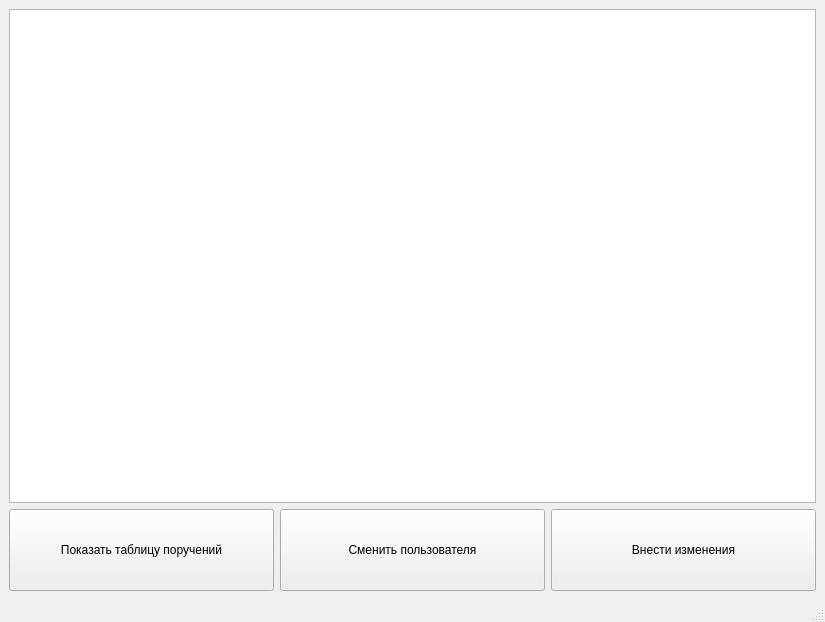
Old version of the form src/application/MainWindow.ui in the repository sanka-eu/control_tasks_system.
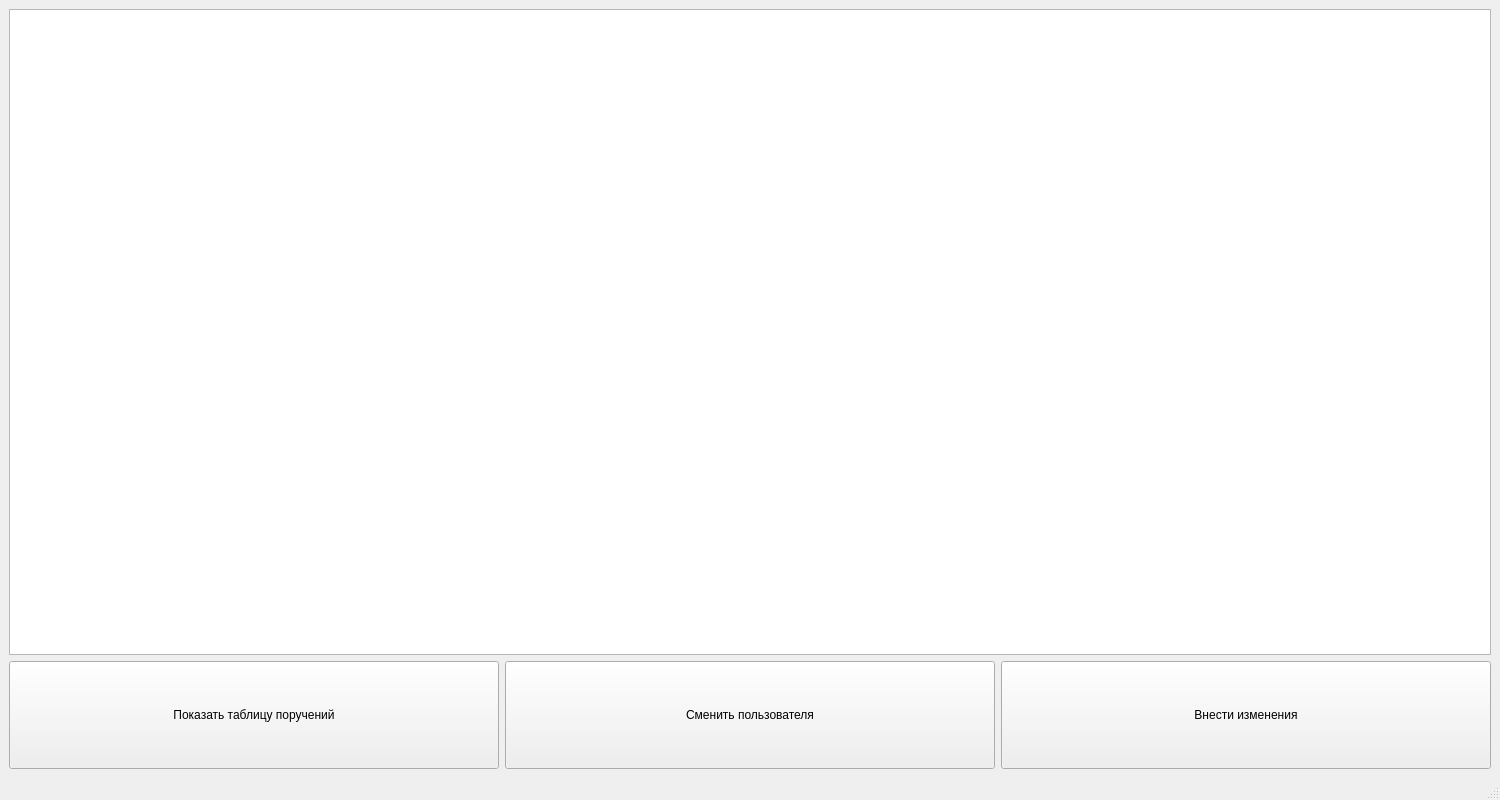
New version of the form.

Commit message: реализация слота с отображением таблицы задач

Diff of the .ui file:
```diff
--- a/src/application/MainWindow.ui
+++ b/src/application/MainWindow.ui
@@ -6,8 +6,8 @@
    <rect>
     <x>0</x>
     <y>0</y>
-    <width>825</width>
-    <height>622</height>
+    <width>1500</width>
+    <height>800</height>
    </rect>
   </property>
   <property name="windowTitle">
```
The commit also changes 1 other file.
